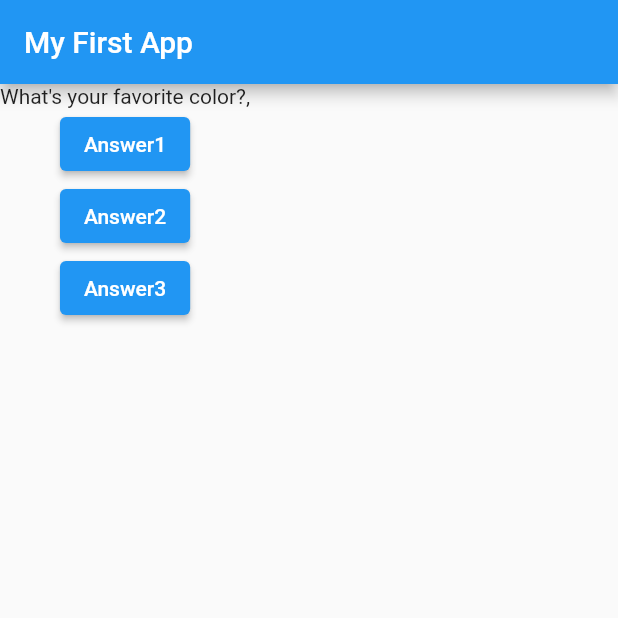
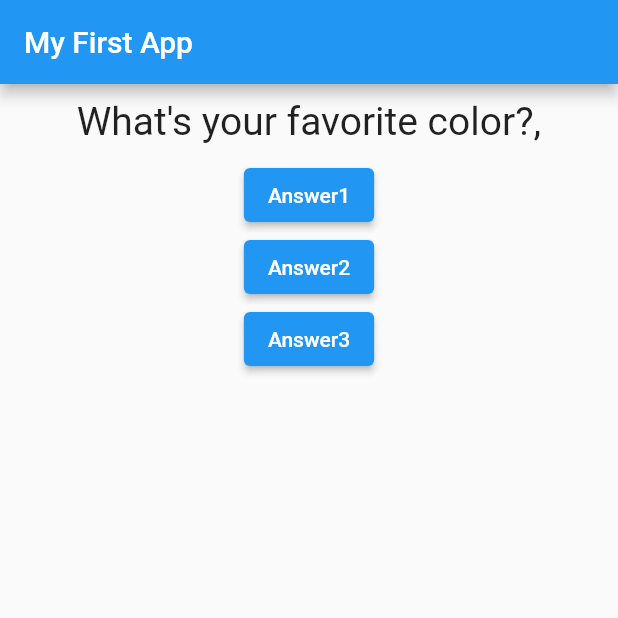
Before and after one commit to AndyMuloki/flutter-guide, a Flutter app: the screen it shows after launch, on a phone screen of 412 x 824 dp, the top half of it. Run offline on Flutter 3.47's test engine with Material 2 defaults, Android fonts, the phone set to English and light mode, and no system bars.

Commit message:
add container for styling

```diff
--- a/lib/question.dart
+++ b/lib/question.dart
@@ -7,6 +7,14 @@ class Question extends StatelessWidget {
 
   @override
   Widget build(BuildContext context) {
-    return Text(questionText);
+    return Container(
+      width: double.infinity,
+      margin: EdgeInsets.all(10.0),
+      child: Text(
+        questionText,
+        style: TextStyle(fontSize: 26),
+        textAlign: TextAlign.center,
+      ),
+    );
   }
 }
```
